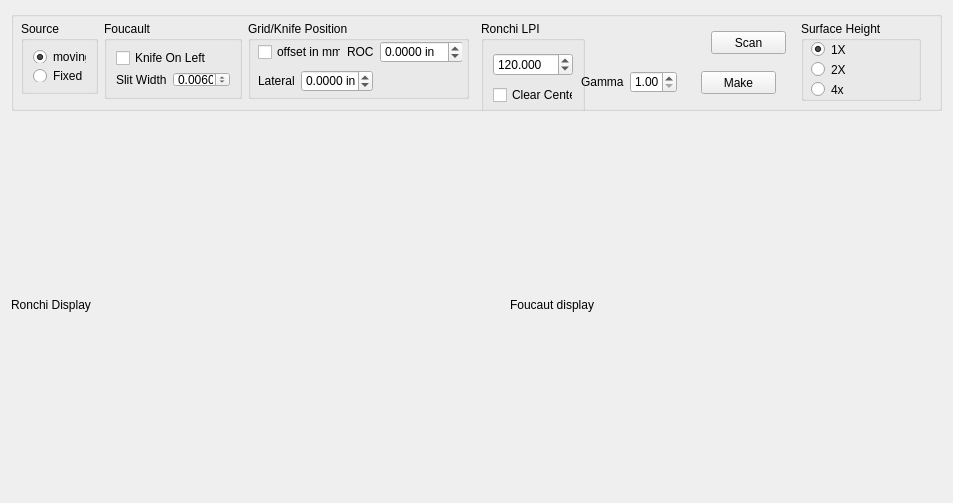
Above: foucaultview.ui from githubdoe/DFTFringe before the change. Below: the same form after it.
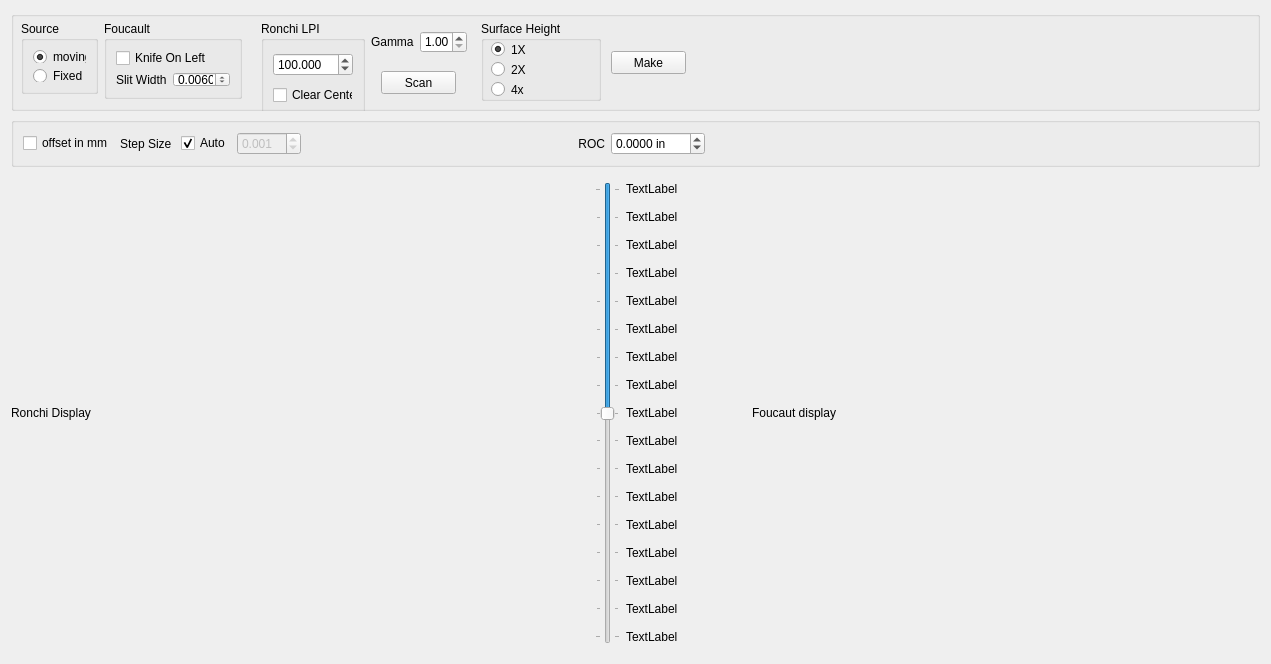
That is the form after the change.

What changed in the file:
```diff
--- a/foucaultview.ui
+++ b/foucaultview.ui
@@ -6,14 +6,14 @@
    <rect>
     <x>0</x>
     <y>0</y>
-    <width>953</width>
+    <width>1271</width>
     <height>503</height>
    </rect>
   </property>
   <property name="windowTitle">
    <string>Form</string>
   </property>
-  <layout class="QVBoxLayout" name="verticalLayout_2" stretch="0,9">
+  <layout class="QVBoxLayout" name="verticalLayout_2" stretch="0,0,9">
    <item>
     <widget class="QGroupBox" name="groupBox_5">
      <property name="sizePolicy">
@@ -121,115 +121,10 @@
        </item>
       </layout>
      </widget>
-     <widget class="QGroupBox" name="groupBox_2">
-      <property name="geometry">
-       <rect>
-        <x>237</x>
-        <y>10</y>
-        <width>221</width>
-        <height>78</height>
-       </rect>
-      </property>
-      <property name="title">
-       <string>Grid/Knife Position</string>
-      </property>
-      <widget class="QWidget" name="">
-       <property name="geometry">
-        <rect>
-         <x>10</x>
-         <y>20</y>
-         <width>204</width>
-         <height>22</height>
-        </rect>
-       </property>
-       <layout class="QHBoxLayout" name="horizontalLayout_3">
-        <item>
-         <widget class="QCheckBox" name="useMM">
-          <property name="text">
-           <string>offset in mm</string>
-          </property>
-         </widget>
-        </item>
-        <item>
-         <widget class="QLabel" name="label">
-          <property name="text">
-           <string>ROC</string>
-          </property>
-          <property name="buddy">
-           <cstring>rocOffsetSb</cstring>
-          </property>
-         </widget>
-        </item>
-        <item>
-         <widget class="QDoubleSpinBox" name="rocOffsetSb">
-          <property name="suffix">
-           <string> in</string>
-          </property>
-          <property name="decimals">
-           <number>4</number>
-          </property>
-          <property name="minimum">
-           <double>-100.000000000000000</double>
-          </property>
-          <property name="maximum">
-           <double>100.000000000000000</double>
-          </property>
-          <property name="singleStep">
-           <double>0.001000000000000</double>
-          </property>
-          <property name="value">
-           <double>0.000000000000000</double>
-          </property>
-         </widget>
-        </item>
-       </layout>
-      </widget>
-      <widget class="QWidget" name="">
-       <property name="geometry">
-        <rect>
-         <x>10</x>
-         <y>49</y>
-         <width>115</width>
-         <height>22</height>
-        </rect>
-       </property>
-       <layout class="QHBoxLayout" name="horizontalLayout_5">
-        <item>
-         <widget class="QLabel" name="label_2">
-          <property name="text">
-           <string>Lateral</string>
-          </property>
-         </widget>
-        </item>
-        <item>
-         <widget class="QDoubleSpinBox" name="lateralKnifeSb">
-          <property name="specialValueText">
-           <string/>
-          </property>
-          <property name="suffix">
-           <string> in</string>
-          </property>
-          <property name="decimals">
-           <number>4</number>
-          </property>
-          <property name="minimum">
-           <double>-1.000000000000000</double>
-          </property>
-          <property name="maximum">
-           <double>1.000000000000000</double>
-          </property>
-          <property name="singleStep">
-           <double>0.001000000000000</double>
-          </property>
-         </widget>
-        </item>
-       </layout>
-      </widget>
-     </widget>
      <widget class="QGroupBox" name="gridGroupBox">
       <property name="geometry">
        <rect>
-        <x>470</x>
+        <x>250</x>
         <y>10</y>
         <width>104</width>
         <height>101</height>
@@ -263,7 +158,7 @@
           <double>0.100000000000000</double>
          </property>
          <property name="value">
-          <double>120.000000000000000</double>
+          <double>100.000000000000000</double>
          </property>
         </widget>
        </item>
@@ -279,8 +174,8 @@
      <widget class="QPushButton" name="makePb">
       <property name="geometry">
        <rect>
-        <x>690</x>
-        <y>60</y>
+        <x>600</x>
+        <y>40</y>
         <width>75</width>
         <height>23</height>
        </rect>
@@ -298,8 +193,8 @@
      <widget class="QPushButton" name="scanPb">
       <property name="geometry">
        <rect>
-        <x>700</x>
-        <y>20</y>
+        <x>370</x>
+        <y>60</y>
         <width>75</width>
         <height>23</height>
        </rect>
@@ -311,7 +206,7 @@
      <widget class="QGroupBox" name="groupBox_3">
       <property name="geometry">
        <rect>
-        <x>790</x>
+        <x>470</x>
         <y>10</y>
         <width>120</width>
         <height>80</height>
@@ -363,11 +258,11 @@
        </property>
       </widget>
      </widget>
-     <widget class="QWidget" name="">
+     <widget class="QWidget" name="layoutWidget">
       <property name="geometry">
        <rect>
-        <x>570</x>
-        <y>60</y>
+        <x>360</x>
+        <y>20</y>
         <width>96</width>
         <height>22</height>
        </rect>
@@ -386,7 +281,7 @@
           <double>1.000000000000000</double>
          </property>
          <property name="maximum">
-          <double>2.000000000000000</double>
+          <double>10.000000000000000</double>
          </property>
          <property name="singleStep">
           <double>0.100000000000000</double>
@@ -415,6 +310,144 @@
      <zorder>groupBox_3</zorder>
     </widget>
    </item>
+   <item>
+    <widget class="QGroupBox" name="">
+     <layout class="QHBoxLayout" name="horizontalLayout_7">
+      <property name="sizeConstraint">
+       <enum>QLayout::SetMinimumSize</enum>
+      </property>
+      <item>
+       <layout class="QHBoxLayout" name="horizontalLayout_6">
+        <item>
+         <widget class="QCheckBox" name="useMM">
+          <property name="text">
+           <string>offset in mm</string>
+          </property>
+         </widget>
+        </item>
+        <item>
+         <widget class="QLabel" name="label_3">
+          <property name="text">
+           <string>Step Size </string>
+          </property>
+         </widget>
+        </item>
+        <item>
+         <widget class="QCheckBox" name="autoStepSize">
+          <property name="toolTip">
+           <string>&lt;html&gt;&lt;head/&gt;&lt;body&gt;&lt;p&gt;In auto mode the range of the ROC slider will be computed based on the mirror diameter and ROC &lt;/p&gt;&lt;p&gt;Using the formula for the sagitta.&lt;/p&gt;&lt;/body&gt;&lt;/html&gt;</string>
+          </property>
+          <property name="text">
+           <string>Auto</string>
+          </property>
+          <property name="checked">
+           <bool>true</bool>
+          </property>
+         </widget>
+        </item>
+        <item>
+         <widget class="QDoubleSpinBox" name="rocStepSize">
+          <property name="enabled">
+           <bool>false</bool>
+          </property>
+          <property name="decimals">
+           <number>3</number>
+          </property>
+          <property name="singleStep">
+           <double>0.001000000000000</double>
+          </property>
+          <property name="value">
+           <double>0.001000000000000</double>
+          </property>
+         </widget>
+        </item>
+       </layout>
+      </item>
+      <item>
+       <spacer name="horizontalSpacer">
+        <property name="orientation">
+         <enum>Qt::Horizontal</enum>
+        </property>
+        <property name="sizeHint" stdset="0">
+         <size>
+          <width>40</width>
+          <height>20</height>
+         </size>
+        </property>
+       </spacer>
+      </item>
+      <item>
+       <layout class="QHBoxLayout" name="horizontalLayout_3">
+        <item>
+         <widget class="QLabel" name="label">
+          <property name="text">
+           <string>ROC</string>
+          </property>
+          <property name="alignment">
+           <set>Qt::AlignRight|Qt::AlignTrailing|Qt::AlignVCenter</set>
+          </property>
+          <property name="buddy">
+           <cstring>rocStepSize</cstring>
+          </property>
+         </widget>
+        </item>
+        <item>
+         <widget class="QDoubleSpinBox" name="rocOffsetSb">
+          <property name="suffix">
+           <string> in</string>
+          </property>
+          <property name="decimals">
+           <number>4</number>
+          </property>
+          <property name="minimum">
+           <double>-100.000000000000000</double>
+          </property>
+          <property name="maximum">
+           <double>100.000000000000000</double>
+          </property>
+          <property name="singleStep">
+           <double>0.001000000000000</double>
+          </property>
+          <property name="value">
+           <double>0.000000000000000</double>
+          </property>
+         </widget>
+        </item>
+       </layout>
+      </item>
+      <item>
+       <layout class="QHBoxLayout" name="horizontalLayout_5">
+        <item>
+         <spacer name="horizontalSpacer_3">
+          <property name="orientation">
+           <enum>Qt::Horizontal</enum>
+          </property>
+          <property name="sizeHint" stdset="0">
+           <size>
+            <width>40</width>
+            <height>20</height>
+           </size>
+          </property>
+         </spacer>
+        </item>
+       </layout>
+      </item>
+      <item>
+       <spacer name="horizontalSpacer_2">
+        <property name="orientation">
+         <enum>Qt::Horizontal</enum>
+        </property>
+        <property name="sizeHint" stdset="0">
+         <size>
+          <width>40</width>
+          <height>20</height>
+         </size>
+        </property>
+       </spacer>
+      </item>
+     </layout>
+    </widget>
+   </item>
    <item>
     <layout class="QHBoxLayout" name="horizontalLayout">
      <property name="spacing">
@@ -433,6 +466,181 @@
        </property>
       </widget>
      </item>
+     <item>
+      <widget class="QWidget" name="sliderLabelholder" native="true">
+       <property name="minimumSize">
+        <size>
+         <width>100</width>
+         <height>0</height>
+        </size>
+       </property>
+       <property name="maximumSize">
+        <size>
+         <width>100</width>
+         <height>16777215</height>
+        </size>
+       </property>
+       <layout class="QHBoxLayout" name="horizontalLayout_8">
+        <item>
+         <widget class="QSlider" name="rocOffsetSlider">
+          <property name="toolTip">
+           <string>Knife ROC offset</string>
+          </property>
+          <property name="minimum">
+           <number>-40</number>
+          </property>
+          <property name="maximum">
+           <number>40</number>
+          </property>
+          <property name="value">
+           <number>0</number>
+          </property>
+          <property name="orientation">
+           <enum>Qt::Vertical</enum>
+          </property>
+          <property name="invertedAppearance">
+           <bool>true</bool>
+          </property>
+          <property name="invertedControls">
+           <bool>false</bool>
+          </property>
+          <property name="tickPosition">
+           <enum>QSlider::TicksBothSides</enum>
+          </property>
+          <property name="tickInterval">
+           <number>5</number>
+          </property>
+         </widget>
+        </item>
+        <item>
+         <layout class="QVBoxLayout" name="verticalLayout_3">
+          <property name="spacing">
+           <number>14</number>
+          </property>
+          <item>
+           <widget class="QLabel" name="l0">
+            <property name="text">
+             <string>TextLabel</string>
+            </property>
+           </widget>
+          </item>
+          <item>
+           <widget class="QLabel" name="l1">
+            <property name="text">
+             <string>TextLabel</string>
+            </property>
+           </widget>
+          </item>
+          <item>
+           <widget class="QLabel" name="l2">
+            <property name="text">
+             <string>TextLabel</string>
+            </property>
+           </widget>
+          </item>
+          <item>
+           <widget class="QLabel" name="l3">
+            <property name="text">
+             <string>TextLabel</string>
+            </property>
+           </widget>
+          </item>
+          <item>
+           <widget class="QLabel" name="l4">
+            <property name="text">
+             <string>TextLabel</string>
+            </property>
+           </widget>
+          </item>
+          <item>
+           <widget class="QLabel" name="l5">
+            <property name="text">
+             <string>TextLabel</string>
+            </property>
+           </widget>
+          </item>
+          <item>
+           <widget class="QLabel" name="l6">
+            <property name="text">
+             <string>TextLabel</string>
+            </property>
+           </widget>
+          </item>
+          <item>
+           <widget class="QLabel" name="l7">
+            <property name="text">
+             <string>TextLabel</string>
+            </property>
+           </widget>
+          </item>
+          <item>
+           <widget class="QLabel" name="l8">
+            <property name="text">
+             <string>TextLabel</string>
+            </property>
+           </widget>
+          </item>
+          <item>
+           <widget class="QLabel" name="l9">
+            <property name="text">
+             <string>TextLabel</string>
+            </property>
+           </widget>
+          </item>
+          <item>
+           <widget class="QLabel" name="l10">
+            <property name="text">
+             <string>TextLabel</string>
+            </property>
+           </widget>
+          </item>
+          <item>
+           <widget class="QLabel" name="l11">
+            <property name="text">
+             <string>TextLabel</string>
+            </property>
+           </widget>
+          </item>
+          <item>
+           <widget class="QLabel" name="l12">
+            <property name="text">
+             <string>TextLabel</string>
+            </property>
+           </widget>
+          </item>
+          <item>
+           <widget class="QLabel" name="l13">
+            <property name="text">
+             <string>TextLabel</string>
+            </property>
+           </widget>
+          </item>
+          <item>
+           <widget class="QLabel" name="l14">
+            <property name="text">
+             <string>TextLabel</string>
+            </property>
+           </widget>
+          </item>
+          <item>
+           <widget class="QLabel" name="l15">
+            <property name="text">
+             <string>TextLabel</string>
+            </property>
+           </widget>
+          </item>
+          <item>
+           <widget class="QLabel" name="l16">
+            <property name="text">
+             <string>TextLabel</string>
+            </property>
+           </widget>
+          </item>
+         </layout>
+        </item>
+       </layout>
+      </widget>
+     </item>
      <item>
       <widget class="QLabel" name="foucaultViewLb">
        <property name="sizePolicy">
```
Left out of the diff: 27 changed lines with no effect on the pictures.
